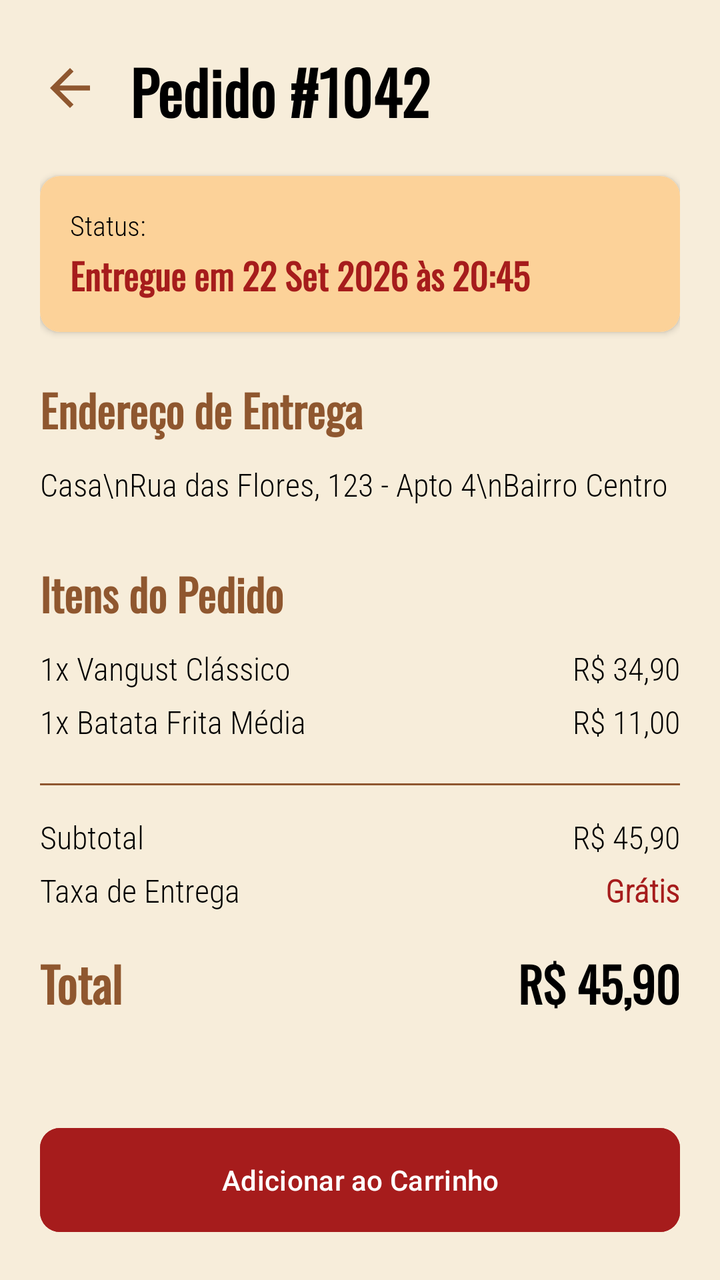
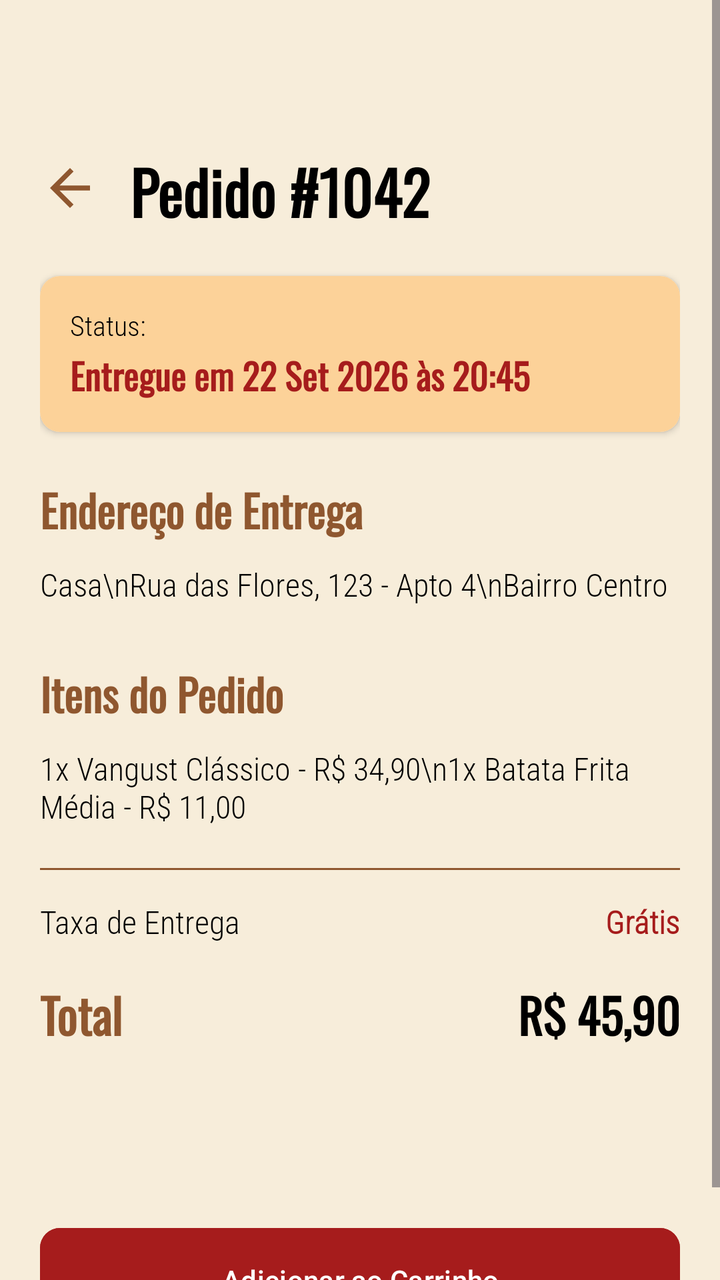

Two renders of the same Android screen: before a commit and after it. Below are the layout's source before the change and the commit's diff.
<!-- AndroidManifest.xml: application theme Theme.VangustApp -->
<!-- res/layout/detalhes_pedidos_layout.xml -->
<?xml version="1.0" encoding="utf-8"?>
<ScrollView xmlns:android="http://schemas.android.com/apk/res/android"
    xmlns:app="http://schemas.android.com/apk/res-auto"
    xmlns:tools="http://schemas.android.com/tools"
    android:layout_width="match_parent"
    android:layout_height="match_parent"
    android:background="#F7EDDA"
    android:fillViewport="true"
    tools:context=".DetalhesPedidoActivity">

    <LinearLayout
        android:layout_width="match_parent"
        android:layout_height="wrap_content"
        android:orientation="vertical"
        android:padding="20dp">

        
        <LinearLayout
            android:layout_width="match_parent"
            android:layout_height="wrap_content"
            android:gravity="center_vertical"
            android:orientation="horizontal"
            android:layout_marginBottom="20dp">

            <ImageView
                android:layout_width="30dp"
                android:layout_height="30dp"
                android:src="@drawable/baseline_arrow_back"
                app:tint="#8F572F" /> 

            <TextView
                android:layout_width="wrap_content"
                android:layout_height="wrap_content"
                android:layout_marginStart="15dp"
                android:fontFamily="@font/oswald_regular"
                android:text="Pedido #1042"
                android:textColor="@color/black"
                android:textSize="30sp"
                android:textStyle="bold" />
        </LinearLayout>

        
        <androidx.cardview.widget.CardView
            android:layout_width="match_parent"
            android:layout_height="wrap_content"
            android:layout_marginBottom="20dp"
            app:cardCornerRadius="10dp"
            app:cardElevation="2dp">

            <LinearLayout
                android:layout_width="match_parent"
                android:layout_height="wrap_content"
                android:background="#FCD299"
                android:padding="15dp"
                android:orientation="vertical">

                <TextView
                    android:layout_width="wrap_content"
                    android:layout_height="wrap_content"
                    android:fontFamily="@font/roboto_condensed_light"
                    android:text="Status:"
                    android:textColor="@color/black"
                    android:textSize="14sp" />

                <TextView
                    android:layout_width="wrap_content"
                    android:layout_height="wrap_content"
                    android:fontFamily="@font/oswald_regular"
                    android:text="Entregue em 22 Set 2026 às 20:45"
                    android:textColor="#A61C1C"
                    android:textSize="18sp"
                    android:textStyle="bold" />
            </LinearLayout>
        </androidx.cardview.widget.CardView>

        
        <TextView
            android:layout_width="wrap_content"
            android:layout_height="wrap_content"
            android:fontFamily="@font/oswald_regular"
            android:text="Endereço de Entrega"
            android:textColor="#8F572F"
            android:textSize="22sp"
            android:textStyle="bold"
            android:layout_marginBottom="10dp"/>

        <TextView
            android:layout_width="match_parent"
            android:layout_height="wrap_content"
            android:fontFamily="@font/roboto_condensed_light"
            android:text="Casa\nRua das Flores, 123 - Apto 4\nBairro Centro"
            android:textColor="@color/black"
            android:textSize="16sp"
            android:layout_marginBottom="25dp" />

        
        <TextView
            android:layout_width="wrap_content"
            android:layout_height="wrap_content"
            android:fontFamily="@font/oswald_regular"
            android:text="Itens do Pedido"
            android:textColor="#8F572F"
            android:textSize="22sp"
            android:textStyle="bold"
            android:layout_marginBottom="10dp"/>

        
        <LinearLayout
            android:layout_width="match_parent"
            android:layout_height="wrap_content"
            android:orientation="horizontal"
            android:layout_marginBottom="5dp">

            <TextView
                android:layout_width="0dp"
                android:layout_height="wrap_content"
                android:layout_weight="1"
                android:fontFamily="@font/roboto_condensed_light"
                android:text="1x Vangust Clássico"
                android:textColor="@color/black"
                android:textSize="16sp" />

            <TextView
                android:layout_width="wrap_content"
                android:layout_height="wrap_content"
                android:fontFamily="@font/roboto_condensed_light"
                android:text="R$ 34,90"
                android:textColor="@color/black"
                android:textSize="16sp" />
        </LinearLayout>

        <LinearLayout
            android:layout_width="match_parent"
            android:layout_height="wrap_content"
            android:orientation="horizontal"
            android:layout_marginBottom="20dp">

            <TextView
                android:layout_width="0dp"
                android:layout_height="wrap_content"
                android:layout_weight="1"
                android:fontFamily="@font/roboto_condensed_light"
                android:text="1x Batata Frita Média"
                android:textColor="@color/black"
                android:textSize="16sp" />

            <TextView
                android:layout_width="wrap_content"
                android:layout_height="wrap_content"
                android:fontFamily="@font/roboto_condensed_light"
                android:text="R$ 11,00"
                android:textColor="@color/black"
                android:textSize="16sp" />
        </LinearLayout>

        
        <View
            android:layout_width="match_parent"
            android:layout_height="1dp"
            android:background="#8F572F"
            android:layout_marginBottom="15dp"/>

        <LinearLayout
            android:layout_width="match_parent"
            android:layout_height="wrap_content"
            android:orientation="horizontal"
            android:layout_marginBottom="5dp">

            <TextView
                android:layout_width="0dp"
                android:layout_height="wrap_content"
                android:layout_weight="1"
                android:fontFamily="@font/roboto_condensed_light"
                android:text="Subtotal"
                android:textColor="@color/black"
                android:textSize="16sp" />

            <TextView
                android:layout_width="wrap_content"
                android:layout_height="wrap_content"
                android:fontFamily="@font/roboto_condensed_light"
                android:text="R$ 45,90"
                android:textColor="@color/black"
                android:textSize="16sp" />
        </LinearLayout>

        <LinearLayout
            android:layout_width="match_parent"
            android:layout_height="wrap_content"
            android:orientation="horizontal"
            android:layout_marginBottom="15dp">

            <TextView
                android:layout_width="0dp"
                android:layout_height="wrap_content"
                android:layout_weight="1"
                android:fontFamily="@font/roboto_condensed_light"
                android:text="Taxa de Entrega"
                android:textColor="@color/black"
                android:textSize="16sp" />

            <TextView
                android:layout_width="wrap_content"
                android:layout_height="wrap_content"
                android:fontFamily="@font/roboto_condensed_light"
                android:text="Grátis"
                android:textColor="#A61C1C"
                android:textStyle="bold"
                android:textSize="16sp" />
        </LinearLayout>

        <LinearLayout
            android:layout_width="match_parent"
            android:layout_height="wrap_content"
            android:orientation="horizontal"
            android:layout_marginBottom="25dp">

            <TextView
                android:layout_width="0dp"
                android:layout_height="wrap_content"
                android:layout_weight="1"
                android:fontFamily="@font/oswald_regular"
                android:text="Total"
                android:textColor="#8F572F"
                android:textSize="24sp"
                android:textStyle="bold" />

            <TextView
                android:layout_width="wrap_content"
                android:layout_height="wrap_content"
                android:fontFamily="@font/oswald_regular"
                android:text="R$ 45,90"
                android:textColor="@color/black"
                android:textSize="24sp"
                android:textStyle="bold" />
        </LinearLayout>

        
        <View
            android:layout_width="match_parent"
            android:layout_height="0dp"
            android:layout_weight="1" />

        
        <com.google.android.material.button.MaterialButton
            android:id="@+id/btnPedirNovamente"
            android:layout_width="match_parent"
            android:layout_height="60dp"
            android:layout_marginTop="10dp"
            android:backgroundTint="#A61C1C"
            android:text="Adicionar ao Carrinho"
            app:cornerRadius="10dp" />

    </LinearLayout>
</ScrollView>
<!-- resources referenced by this layout -->
<resources>
  <color name="black">#FF000000</color>
  <!-- drawable baseline_arrow_back (drawable) -->
  <vector xmlns:android="http://schemas.android.com/apk/res/android" android:autoMirrored="true" android:height="24dp" android:tint="#000000" android:viewportHeight="24" android:viewportWidth="24" android:width="24dp">
        
      <path android:fillColor="@android:color/white" android:pathData="M20,11H7.83l5.59,-5.59L12,4l-8,8 8,8 1.41,-1.41L7.83,13H20v-2z"/>
      
  </vector>
  <style name="Theme.VangustApp" parent="Base.Theme.VangustApp" />
  <style name="Base.Theme.VangustApp" parent="Theme.Material3.DayNight.NoActionBar">
          
          
      </style>
</resources>

<!-- the commit's change to res/layout/detalhes_pedidos_layout.xml (unified diff, before → after) -->
@@ -6,9 +6,10 @@
     android:layout_height="match_parent"
     android:background="#F7EDDA"
     android:fillViewport="true"
-    tools:context=".DetalhesPedidoActivity">
+    tools:context=".DetalhesPedidosActivity">
 
     <LinearLayout
+        android:layout_marginTop="50dp"
         android:layout_width="match_parent"
         android:layout_height="wrap_content"
         android:orientation="vertical"
@@ -23,12 +24,14 @@
             android:layout_marginBottom="20dp">
 
             <ImageView
+                android:id="@+id/btnVoltarDetalhes"
                 android:layout_width="30dp"
                 android:layout_height="30dp"
                 android:src="@drawable/baseline_arrow_back"
-                app:tint="#8F572F" /> 
+                app:tint="#8F572F" />
 
             <TextView
+                android:id="@+id/tvTituloPedidoDetalhes"
                 android:layout_width="wrap_content"
                 android:layout_height="wrap_content"
                 android:layout_marginStart="15dp"
@@ -63,6 +66,7 @@
                     android:textSize="14sp" />
 
                 <TextView
+                    android:id="@+id/tvStatusDetalhes"
                     android:layout_width="wrap_content"
                     android:layout_height="wrap_content"
                     android:fontFamily="@font/oswald_regular"
@@ -85,6 +89,7 @@
             android:layout_marginBottom="10dp"/>
 
         <TextView
+            android:id="@+id/tvEnderecoDetalhes"
             android:layout_width="match_parent"
             android:layout_height="wrap_content"
             android:fontFamily="@font/roboto_condensed_light"
@@ -105,53 +110,15 @@
             android:layout_marginBottom="10dp"/>
 
         
-        <LinearLayout
+        <TextView
+            android:id="@+id/tvItensDetalhes"
             android:layout_width="match_parent"
             android:layout_height="wrap_content"
-            android:orientation="horizontal"
-            android:layout_marginBottom="5dp">
-
-            <TextView
-                android:layout_width="0dp"
-                android:layout_height="wrap_content"
-                android:layout_weight="1"
-                android:fontFamily="@font/roboto_condensed_light"
-                android:text="1x Vangust Clássico"
-                android:textColor="@color/black"
-                android:textSize="16sp" />
-
-            <TextView
-                android:layout_width="wrap_content"
-                android:layout_height="wrap_content"
-                android:fontFamily="@font/roboto_condensed_light"
-                android:text="R$ 34,90"
-                android:textColor="@color/black"
-                android:textSize="16sp" />
-        </LinearLayout>
-
-        <LinearLayout
-            android:layout_width="match_parent"
-            android:layout_height="wrap_content"
-            android:orientation="horizontal"
-            android:layout_marginBottom="20dp">
-
-            <TextView
-                android:layout_width="0dp"
-                android:layout_height="wrap_content"
-                android:layout_weight="1"
-                android:fontFamily="@font/roboto_condensed_light"
-                android:text="1x Batata Frita Média"
-                android:textColor="@color/black"
-                android:textSize="16sp" />
-
-            <TextView
-                android:layout_width="wrap_content"
-                android:layout_height="wrap_content"
-                android:fontFamily="@font/roboto_condensed_light"
-                android:text="R$ 11,00"
-                android:textColor="@color/black"
-                android:textSize="16sp" />
-        </LinearLayout>
+            android:fontFamily="@font/roboto_condensed_light"
+            android:text="1x Vangust Clássico - R$ 34,90\n1x Batata Frita Média - R$ 11,00"
+            android:textColor="@color/black"
+            android:textSize="16sp"
+            android:layout_marginBottom="20dp" />
 
         
         <View
@@ -159,30 +126,6 @@
             android:layout_height="1dp"
             android:background="#8F572F"
             android:layout_marginBottom="15dp"/>
-
-        <LinearLayout
-            android:layout_width="match_parent"
-            android:layout_height="wrap_content"
-            android:orientation="horizontal"
-            android:layout_marginBottom="5dp">
-
-            <TextView
-                android:layout_width="0dp"
-                android:layout_height="wrap_content"
-                android:layout_weight="1"
-                android:fontFamily="@font/roboto_condensed_light"
-                android:text="Subtotal"
-                android:textColor="@color/black"
-                android:textSize="16sp" />
-
-            <TextView
-                android:layout_width="wrap_content"
-                android:layout_height="wrap_content"
-                android:fontFamily="@font/roboto_condensed_light"
-                android:text="R$ 45,90"
-                android:textColor="@color/black"
-                android:textSize="16sp" />
-        </LinearLayout>
 
         <LinearLayout
             android:layout_width="match_parent"
@@ -226,6 +169,7 @@
                 android:textStyle="bold" />
 
             <TextView
+                android:id="@+id/tvTotalDetalhes"
                 android:layout_width="wrap_content"
                 android:layout_height="wrap_content"
                 android:fontFamily="@font/oswald_regular"
